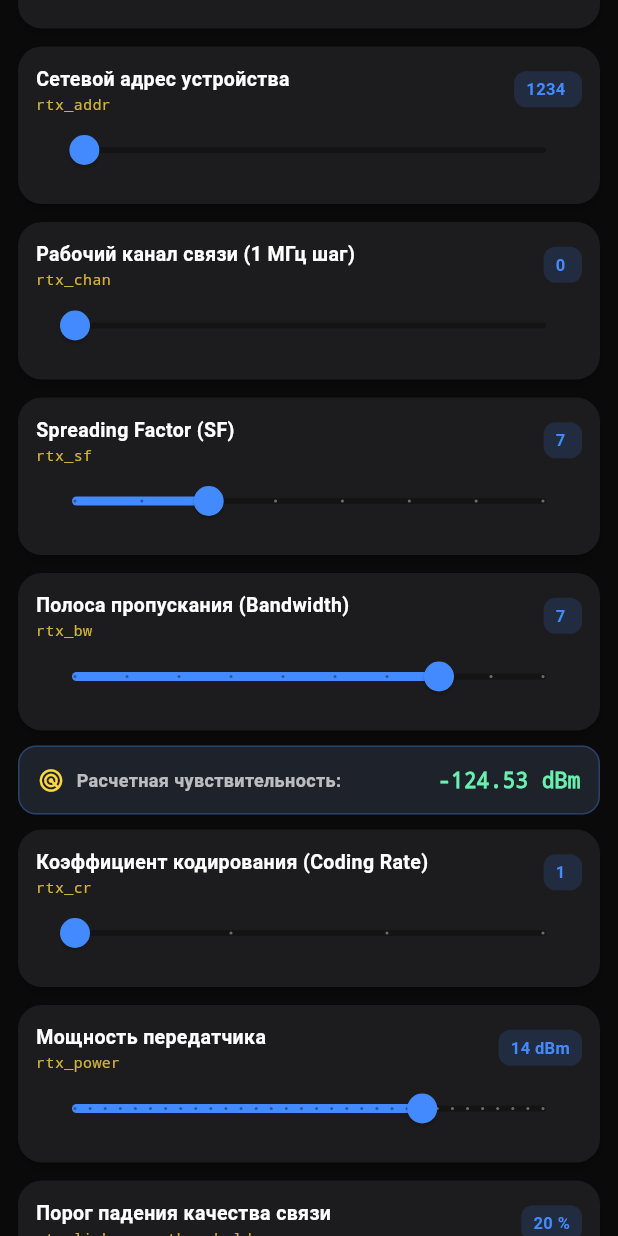
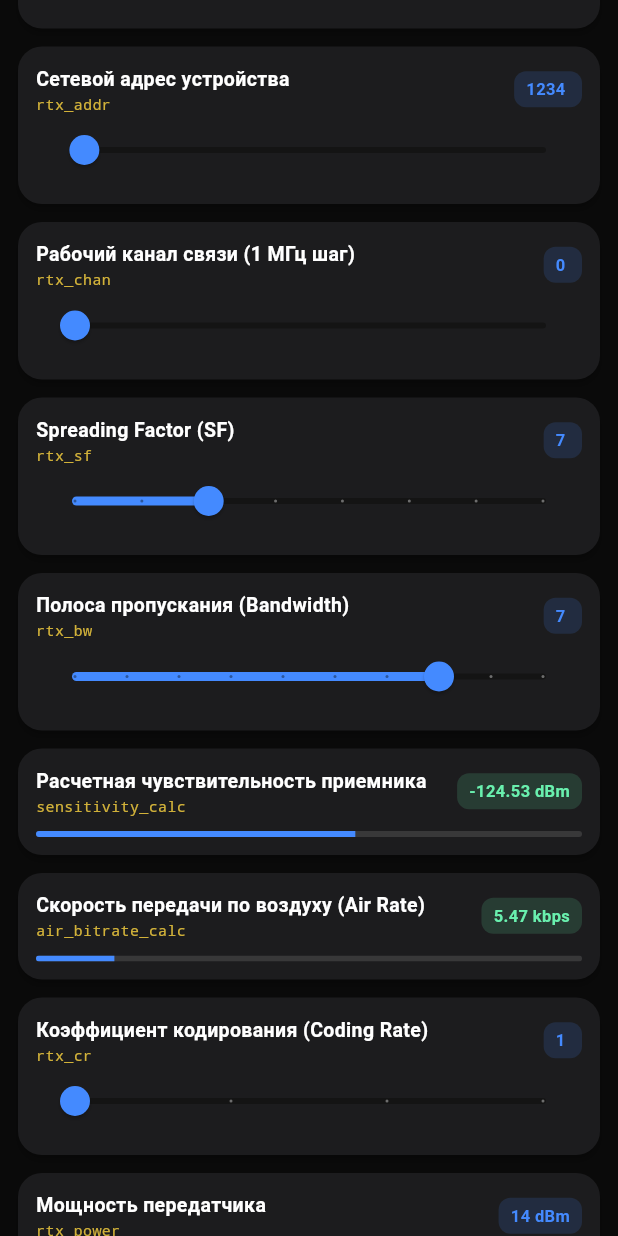
Before and after one commit to bo127946-eng/fpv-configurator, a Flutter app: the SettingsTab widget shown alone on an empty page, opened directly, scrolled down 1152 dp, on a phone screen of 412 x 824 dp. Run offline on Flutter 3.47's test engine with Material 3 defaults, Android fonts, the phone set to English and light mode, and no system bars; missing offline and left inert: usb_serial.

Commit message:
Update main.dart

```diff
--- a/lib/main.dart
+++ b/lib/main.dart
@@ -1,4 +1,4 @@
-// Конфигуратор CFC v3.4
+// Конфигуратор CFC v3.5
 
 import 'package:flutter/material.dart';
 import 'package:flutter/services.dart' show rootBundle;
@@ -364,7 +364,7 @@ class _InfoTabState extends State<InfoTab> {
                     Container(
                       padding: const EdgeInsets.symmetric(horizontal: 8, vertical: 4),
                       decoration: BoxDecoration(color: Colors.blueAccent.withOpacity(0.2), borderRadius: BorderRadius.circular(8)),
-                      child: const Text('v.3.4.0 (CLI)', style: TextStyle(color: Colors.blueAccent, fontSize: 11, fontWeight: FontWeight.bold)),
+                      child: const Text('v.3.5.0 (CLI)', style: TextStyle(color: Colors.blueAccent, fontSize: 11, fontWeight: FontWeight.bold)),
                     ),
                   ],
                 ),
@@ -816,23 +816,34 @@ class _SettingsTabState extends State<SettingsTab> {
   double _yawKp = 0.65, _yawKi = 0.010, _yawKd = 0.0;
   double _vzKp = 7.5, _vzKi = 1.3, _vzKd = 0.35;
 
-  // Метод расчета чувствительности приемника (LoRa Sensitivity)
+  // Расчет чувствительности приемника (LoRa Sensitivity)
   double _calculateSensitivity() {
-    // Таблица соответствия индекса rtx_bw (0-9) в Герцы (стандартные полосы LoRa)
     const bwTable = [7800.0, 10400.0, 15600.0, 20800.0, 31250.0, 41700.0, 62500.0, 125000.0, 250000.0, 500000.0];
     int bwIdx = _rtxBw.round().clamp(0, bwTable.length - 1);
     double bwHz = bwTable[bwIdx];
 
-    // Таблица SNR по SF (SF5 - SF12)
     const snrTable = {5: -2.5, 6: -5.0, 7: -7.5, 8: -10.0, 9: -12.5, 10: -15.0, 11: -17.5, 12: -20.0};
     int sfInt = _rtxSf.round().clamp(5, 12);
     double snr = snrTable[sfInt] ?? -7.5;
 
-    double nf = 6.0; // Коэффициент шума приемника (dB)
-
-    // Формула: S = -174 + 10 * log10(BW) + NF + SNR
-    double sensitivity = -174.0 + (10.0 * (math.log(bwHz) / math.ln10)) + nf + snr;
-    return sensitivity;
+    double nf = 6.0;
+    return -174.0 + (10.0 * (math.log(bwHz) / math.ln10)) + nf + snr;
+  }
+
+  // Расчет скорости передачи по воздуху (Air Data Rate в bps/kbps)
+  double _calculateAirDataRate() {
+    const bwTable = [7800.0, 10400.0, 15600.0, 20800.0, 31250.0, 41700.0, 62500.0, 125000.0, 250000.0, 500000.0];
+    int bwIdx = _rtxBw.round().clamp(0, bwTable.length - 1);
+    double bwHz = bwTable[bwIdx];
+
+    int sfInt = _rtxSf.round().clamp(5, 12);
+    int crInt = _rtxCr.round().clamp(1, 4); // Coding Rate 1->4/5, 2->4/6, 3->4/7, 4->4/8
+
+    // Формула символьной скорости: Rs = BW / (2^SF)
+    double symbolRate = bwHz / math.pow(2, sfInt);
+    // Битрейт: R = SF * (symbolRate) * (4 / (4 + crInt))
+    double bitRate = sfInt * symbolRate * (4.0 / (4.0 + crInt));
+    return bitRate;
   }
 
   Widget _buildSectionHeader(String title, IconData icon) {
@@ -891,6 +902,57 @@ class _SettingsTabState extends State<SettingsTab> {
     );
   }
 
+  // Виджет прогресс-бара по стилю ползунка без ручки управления
+  Widget _buildInfoProgressCard({
+    required String title,
+    required String subtitle,
+    required double value,
+    required double min,
+    required double max,
+    required String displayValue,
+  }) {
+    double percent = ((value - min) / (max - min)).clamp(0.0, 1.0);
+    return Card(
+      child: Padding(
+        padding: const EdgeInsets.all(12.0),
+        child: Column(
+          crossAxisAlignment: CrossAxisAlignment.start,
+          children: [
+            Row(
+              mainAxisAlignment: MainAxisAlignment.spaceBetween,
+              children: [
+                Expanded(
+                  child: Column(
+                    crossAxisAlignment: CrossAxisAlignment.start,
+                    children: [
+                      Text(title, style: const TextStyle(fontWeight: FontWeight.w600, fontSize: 13)),
+                      Text(subtitle, style: TextStyle(color: Colors.amberAccent.withOpacity(0.8), fontSize: 10, fontFamily: 'monospace')),
+                    ],
+                  ),
+                ),
+                Container(
+                  padding: const EdgeInsets.symmetric(horizontal: 8, vertical: 4),
+                  decoration: BoxDecoration(color: Colors.greenAccent.withOpacity(0.15), borderRadius: BorderRadius.circular(8)),
+                  child: Text(displayValue, style: const TextStyle(color: Colors.greenAccent, fontWeight: FontWeight.bold, fontSize: 11)),
+                ),
+              ],
+            ),
+            const SizedBox(height: 10),
+            ClipRRect(
+              borderRadius: BorderRadius.circular(4),
+              child: LinearProgressIndicator(
+                value: percent,
+                minHeight: 4,
+                backgroundColor: Colors.white12,
+                color: Colors.blueAccent,
+              ),
+            ),
+          ],
+        ),
+      ),
+    );
+  }
+
   Widget _buildSegmentedChoiceCard({
     required String title,
     required String commandName,
@@ -960,7 +1022,11 @@ class _SettingsTabState extends State<SettingsTab> {
 
   @override
   Widget build(BuildContext context) {
-    double calculatedSensitivity = _calculateSensitivity();
+    double sensitivity = _calculateSensitivity();
+    double airDataRate = _calculateAirDataRate();
+    String airDataRateStr = airDataRate >= 1000
+        ? "${(airDataRate / 1000).toStringAsFixed(2)} kbps"
+        : "${airDataRate.toStringAsFixed(1)} bps";
 
     return ListView(
       padding: const EdgeInsets.symmetric(vertical: 8.0),
@@ -1059,7 +1125,7 @@ class _SettingsTabState extends State<SettingsTab> {
           },
         ),
 
-        // --- БЛОК РАДИОМОДУЛЯ RTX (SPI) С ИНДИКАТОРОМ ЧУВСТВИТЕЛЬНОСТИ ---
+        // --- БЛОК РАДИОМОДУЛЯ RTX (SPI) С ПРОГРЕСС-БАРАМИ РАСЧЕТОВ ---
         _buildSectionHeader("РАДИОМОДУЛЬ RTX (SPI)", Icons.wifi),
         _buildSwitchCard(
           title: "Включить RTX модуль",
@@ -1126,31 +1192,24 @@ class _SettingsTabState extends State<SettingsTab> {
           onChangeEnd: (v) => SerialService.sendCommand("rtx_bw ${v.round()}"),
         ),
 
-        // ИНДИКАТОР РАСЧЕТНОЙ ЧУВСТВИТЕЛЬНОСТИ ПОД ПАРАМЕТРАМИ
-        Container(
-          margin: const EdgeInsets.symmetric(horizontal: 12, vertical: 4),
-          padding: const EdgeInsets.all(12),
-          decoration: BoxDecoration(
-            color: const Color(0xFF1E222B),
-            borderRadius: BorderRadius.circular(12),
-            border: Border.all(color: Colors.blueAccent.withOpacity(0.3)),
-          ),
-          child: Row(
-            mainAxisAlignment: MainAxisAlignment.spaceBetween,
-            children: [
-              const Row(
-                children: [
-                  Icon(Icons.radar, color: Colors.amberAccent, size: 18),
-                  SizedBox(width: 8),
-                  Text("Расчетная чувствительность:", style: TextStyle(fontSize: 12, color: Colors.white70, fontWeight: FontWeight.bold)),
-                ],
-              ),
-              Text(
-                "${calculatedSensitivity.toStringAsFixed(2)} dBm",
-                style: const TextStyle(fontSize: 14, color: Colors.greenAccent, fontFamily: 'monospace', fontWeight: FontWeight.bold),
-              ),
-            ],
-          ),
+        // 1. Прогресс-бар расчетной чувствительности приемника
+        _buildInfoProgressCard(
+          title: "Расчетная чувствительность приемника",
+          subtitle: "sensitivity_calc",
+          value: sensitivity,
+          min: -145.0,
+          max: -110.0,
+          displayValue: "${sensitivity.toStringAsFixed(2)} dBm",
+        ),
+
+        // 2. Прогресс-бар расчетной скорости передачи по воздуху
+        _buildInfoProgressCard(
+          title: "Скорость передачи по воздуху (Air Rate)",
+          subtitle: "air_bitrate_calc",
+          value: airDataRate,
+          min: 100.0,
+          max: 37500.0,
+          displayValue: airDataRateStr,
         ),
 
         _buildSliderCard(
```
